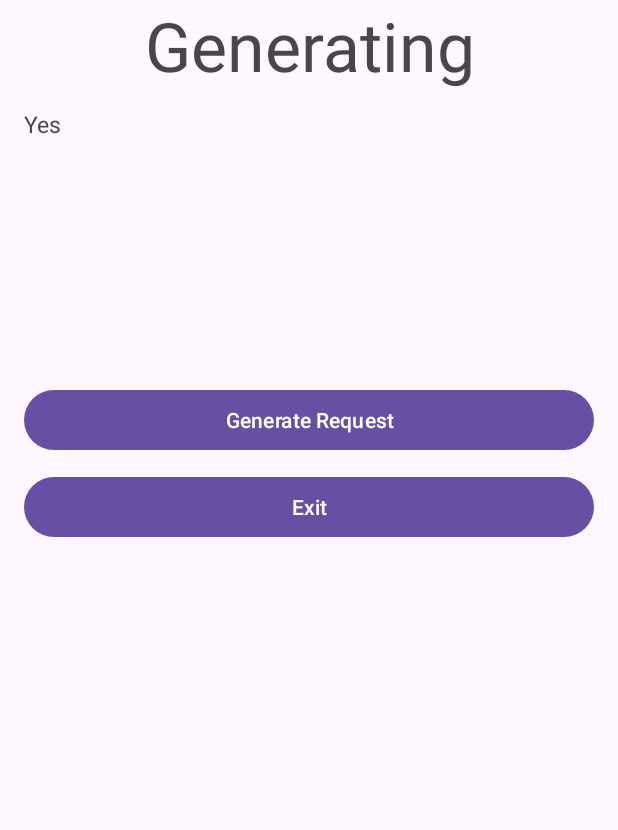
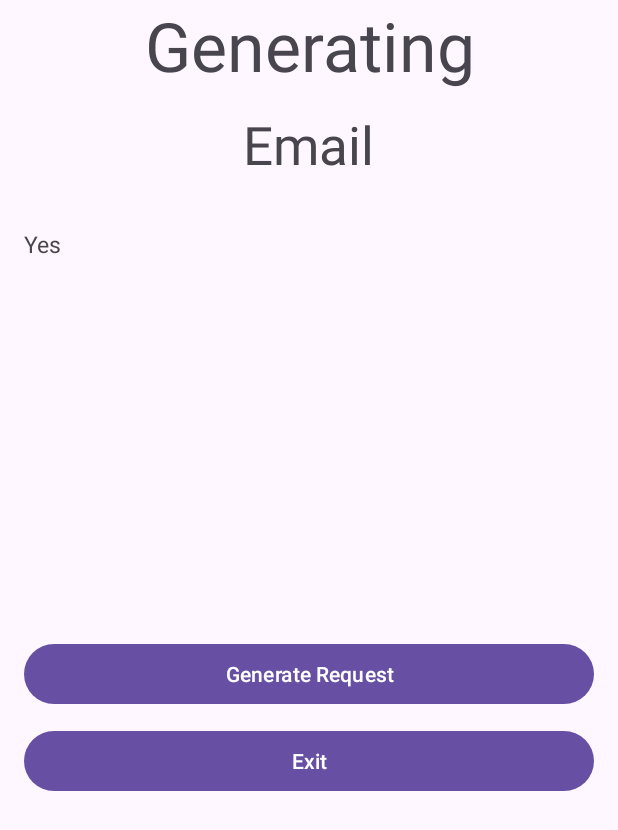
Before and after one commit to PlanetLumi/Aiapplication, an Android app: the layout generation_area.xml on its own in the app's theme, with its tools: preview values and no code run, on a phone screen of 412 x 824 dp. Shown: the top 830 px of the screen. Run offline under Robolectric (Android 15) with nearby library versions, the phone set to English and light mode, and no system bars.

Commit message:
Added new text views nothing special;

```diff
--- a/app/src/main/java/com/example/aiapplication/GenerationArea.java
+++ b/app/src/main/java/com/example/aiapplication/GenerationArea.java
@@ -2,10 +2,21 @@ package com.example.aiapplication;
 
 import android.os.Bundle;
 
+import androidx.activity.EdgeToEdge;
 import androidx.appcompat.app.AppCompatActivity;
+import androidx.core.graphics.Insets;
+import androidx.core.view.ViewCompat;
+import androidx.core.view.WindowInsetsCompat;
 
 public class GenerationArea extends AppCompatActivity {
     public void onCreate(Bundle savedInstanceState) {
         super.onCreate(savedInstanceState);
+        EdgeToEdge.enable(this);
         setContentView(R.layout.generation_area);
+        ViewCompat.setOnApplyWindowInsetsListener(findViewById(R.id.generationArea), (v, insets) -> {
+            Insets systemBars = insets.getInsets(WindowInsetsCompat.Type.systemBars());
+            v.setPadding(systemBars.left, systemBars.top, systemBars.right, systemBars.bottom);
+            return insets;
+        });
+    }
 }
--- a/app/src/main/res/layout/generation_area.xml
+++ b/app/src/main/res/layout/generation_area.xml
@@ -14,13 +14,22 @@
         android:text="Generating Request"
         android:textSize="45sp" />
 
+    <TextView
+        android:id="@+id/grabbedEmail"
+        android:layout_width="379dp"
+        android:layout_height="71dp"
+        android:layout_below="@id/requestTitle"
+        android:layout_marginTop="-5dp"
+        android:gravity="center"
+        android:text="Email"
+        android:textSize="35sp" />
 
     <TextView
         android:id="@+id/GenerationBox"
-        android:layout_width="377dp"
-        android:layout_height="174dp"
-        android:layout_below="@id/requestTitle"
-        android:layout_marginTop="6dp"
+        android:layout_width="375dp"
+        android:layout_height="263dp"
+        android:layout_below="@id/grabbedEmail"
+        android:layout_marginTop="20dp"
         android:text="Yes"
         android:textSize="15sp" />
 
```
